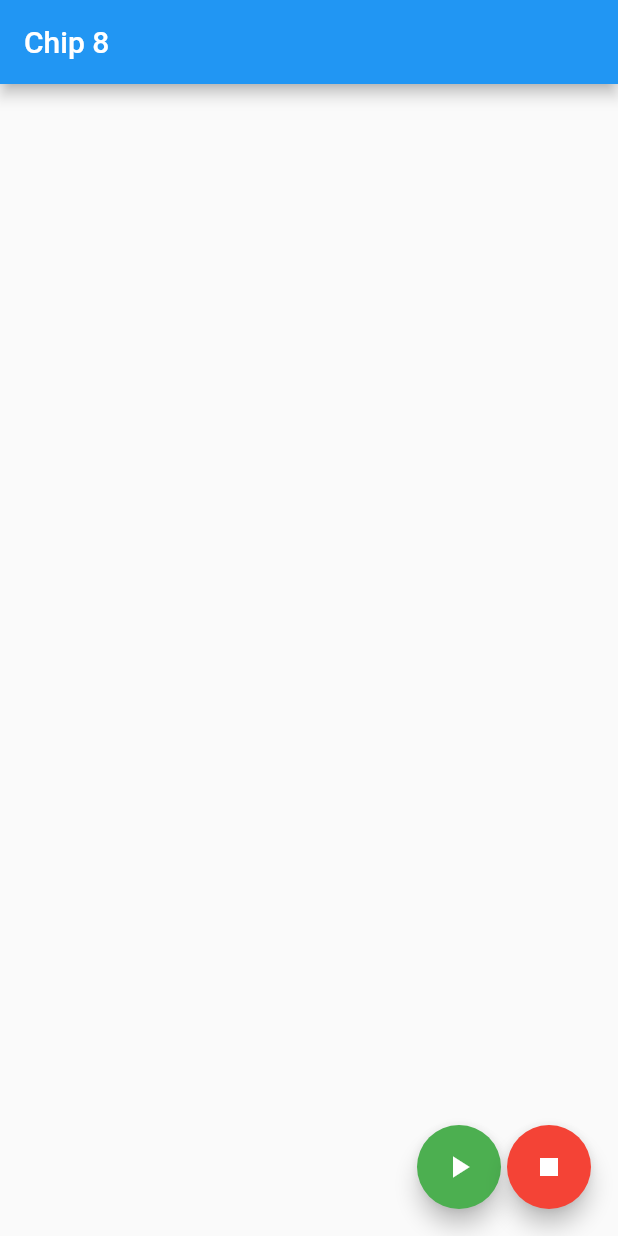
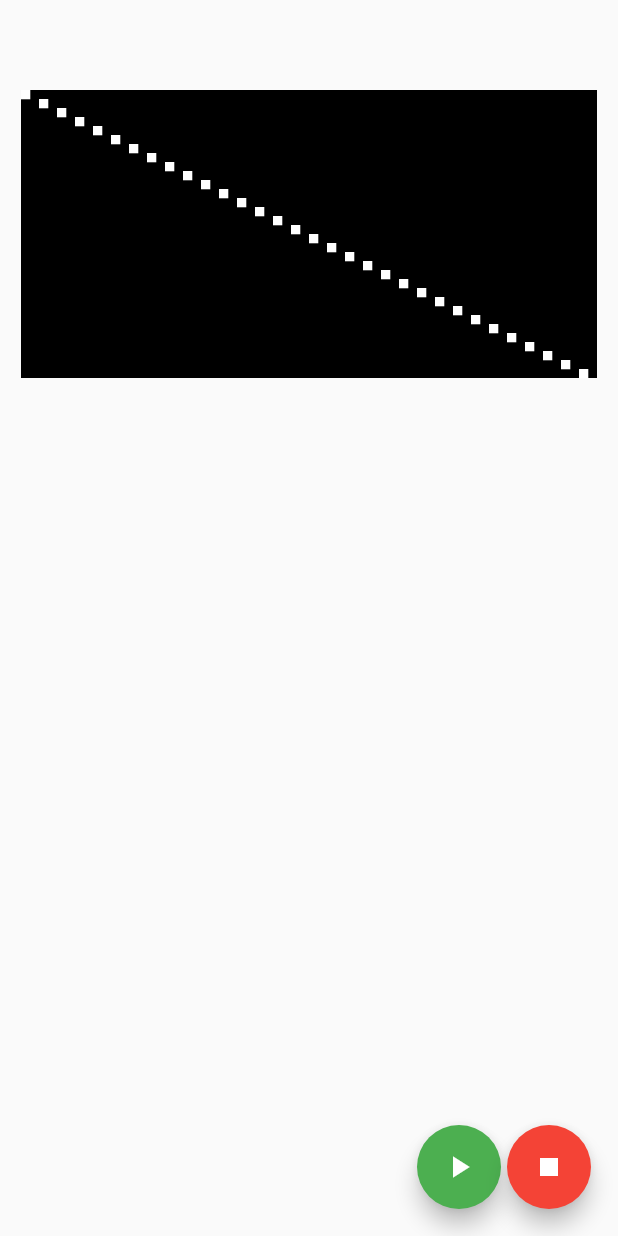
Before and after one commit to Seryusjj/Chip8Flutter, a Flutter app: the screen it shows after launch, on a phone screen of 412 x 824 dp. Run offline on Flutter 3.47's test engine with Material 2 defaults, Android fonts, the phone set to English and light mode, and no system bars.

Commit message:
Chip 8 screen draft

```diff
--- a/lib/main.dart
+++ b/lib/main.dart
@@ -1,9 +1,14 @@
 import 'dart:isolate';
-import 'dart:typed_data';
 
+import 'package:flutter/cupertino.dart';
 import 'package:flutter/material.dart';
 import 'package:flutter_chip_8/machine.dart';
 import 'package:flutter_chip_8/rom_loader.dart';
+
+import 'screen.dart';
+
+
+
 
 void main() {
   runApp(MyApp());
@@ -59,8 +64,7 @@ class _MyHomePageState extends State<MyHomePage> {
     ReceivePort mainToIsolateStream = ReceivePort();
     isolateToMainStream.send(mainToIsolateStream.sendPort);
     var machine = Machine();
-
-    machine.process(rom, isolateToMainStream, mainToIsolateStream);
+    machine.run(rom, isolateToMainStream, mainToIsolateStream);
   }
 
   void _handleMessage(dynamic data) {
@@ -105,12 +109,7 @@ class _MyHomePageState extends State<MyHomePage> {
   @override
   Widget build(BuildContext context) {
     return Scaffold(
-        appBar: AppBar(
-          // Here we take the value from the MyHomePage object that was created by
-          // the App.build method, and use it to set our appbar title.
-          title: Text(widget.title),
-        ),
-        body: Center(child: SingleChildScrollView(child: Text(text))),
+        body: Container(child: Screen(), alignment: Alignment.topCenter, margin: EdgeInsets.fromLTRB(0,60,0,0)),
         floatingActionButton: Row(
           children: [
             Padding(
--- /dev/null
+++ b/lib/screen.dart
@@ -0,0 +1,83 @@
+// chip 8 screen is 64x32
+
+import 'dart:typed_data';
+import 'dart:ui';
+
+import 'package:flutter/cupertino.dart';
+import 'package:flutter/material.dart';
+
+var _scaleFactor = 6.0;
+var _stroke = _scaleFactor + 0.2;
+
+class Screen extends StatelessWidget {
+  @override
+  Widget build(BuildContext context) {
+    return Container(
+      color: Colors.black,
+      width: 64 * _scaleFactor,
+      height: 32 * _scaleFactor,
+      child: CustomPaint(painter: ScreenPainter()),
+    );
+  }
+}
+
+class ScreenPainter extends CustomPainter {
+  @override
+  void paint(Canvas canvas, Size size) {
+    Paint p = Paint()
+      ..style = PaintingStyle.stroke
+      ..strokeWidth = _stroke
+      ..color = Colors.white;
+
+    canvas.drawRawPoints(PointMode.points, diagonalLine(), p);
+  }
+
+  diagonalLine() {
+    // y = m x
+    int totalPoints = (((32*_scaleFactor)*(64*_scaleFactor))*2).toInt();
+    var res = List<double>();
+    int k = 0;
+    // print all screen
+    // diagonal from 0,0 to 64,32
+    var m = 32/64;
+    for (double i = 0; i < 32.0; i++) {
+      for (double j = 0; j < 64.0; j++) {
+        // y = mx
+        var yTest = i;
+        var xTest = j;
+        bool paint = yTest == xTest * m;
+        if (paint) {
+          res.add((xTest * _scaleFactor) + (_stroke*0.5));
+          res.add((yTest * _scaleFactor) + (_stroke*0.5));
+          ++k;
+        }
+
+      }
+    }
+    return Float32List.fromList(res);
+  }
+
+  allScreenPoints() {
+    int totalPoints = (((32*_scaleFactor)*(64*_scaleFactor))*2).toInt();
+    var res = Float32List(totalPoints);
+    int k = 0;
+    // print all screen
+    for (double i = 0; i < 32.0; i++) {
+      for (double j = 0; j < 64.0; j++) {
+        // add as many points as scaled
+        res[k]= (j * _scaleFactor) + (_scaleFactor*0.5);
+        res[++k]= (i * _scaleFactor) + (_scaleFactor*0.5);
+        ++k;
+
+      }
+    }
+    return res;
+  }
+
+  @override
+  bool shouldRepaint(CustomPainter oldDelegate) {
+    // TODO: implement shouldRepaint
+    //throw UnimplementedError();
+    return true;
+  }
+}
```
Also changed, not shown: lib/machine.dart (+14 -13 lines), lib/machine_operations.dart (+101 -43 lines).
